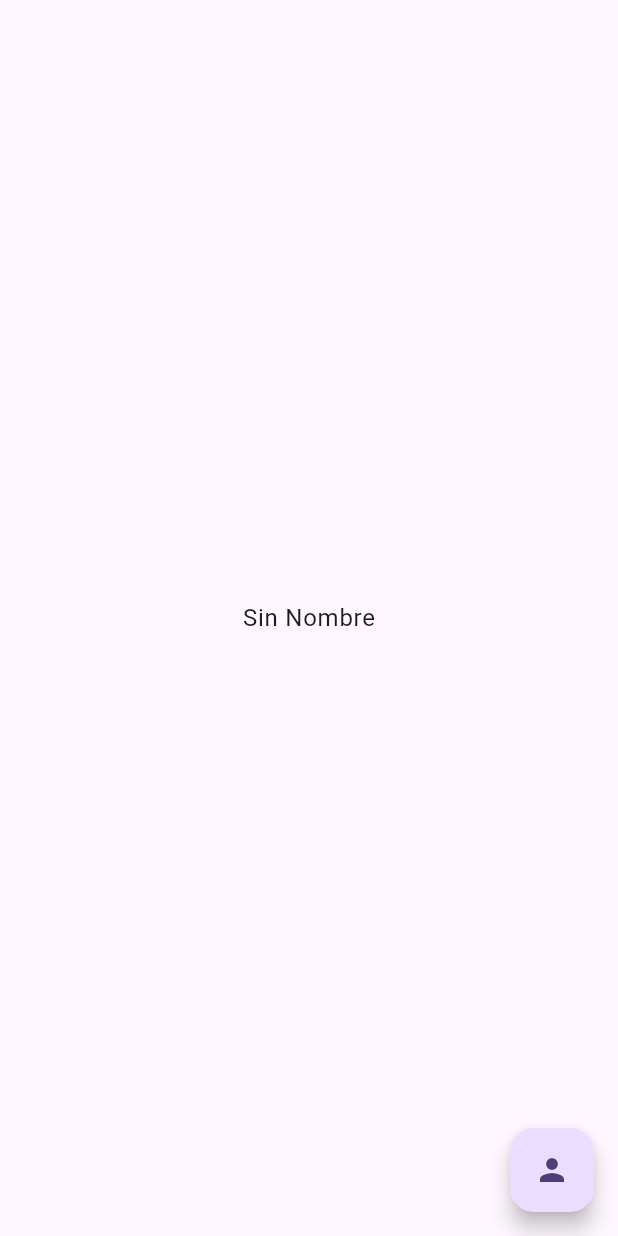
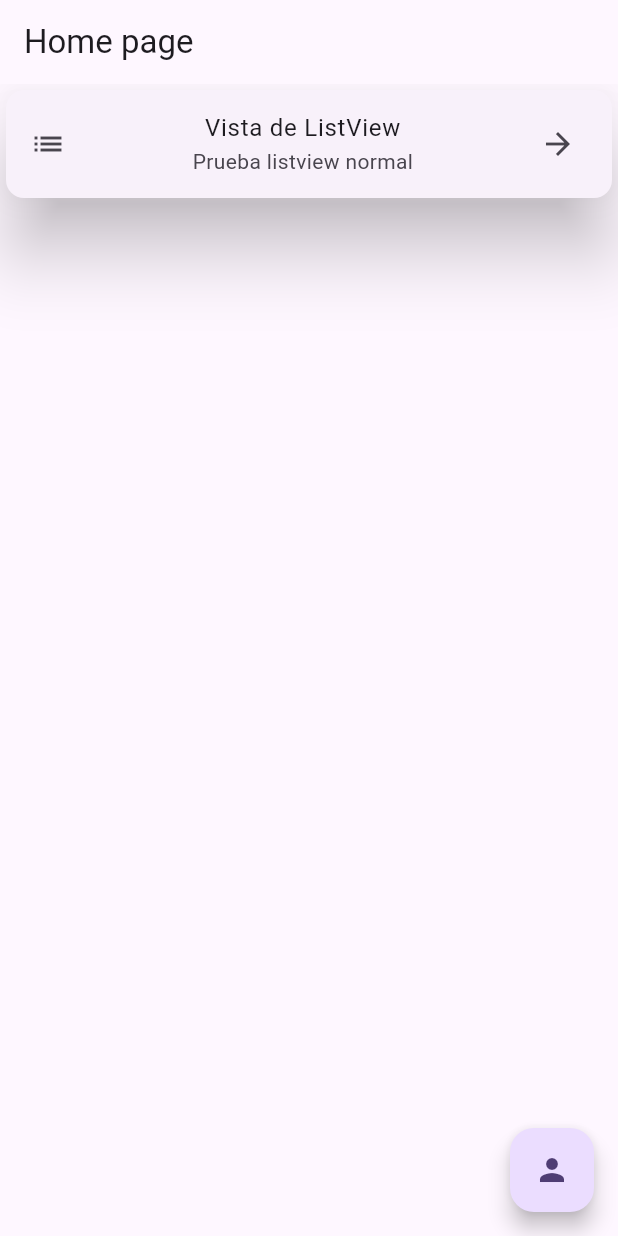
Before and after one commit to JohanRivera/flutterdocs, a Flutter app: the screen it shows after launch, on a phone screen of 412 x 824 dp. Run offline on Flutter 3.47's test engine with Material 2 defaults, Android fonts, the light colour scheme and no system bars; our stand-ins replace go_router.

Commit message:
feat: :memo: ListView and widget dimensions

```diff
--- a/lib/config/routes/router_app.dart
+++ b/lib/config/routes/router_app.dart
@@ -12,6 +12,10 @@ final routerApp = GoRouter(
     GoRoute(
       path: "/profile",
       builder: (context, state) => const UserProfilePage(),
+    ),
+    GoRoute(
+      path: "/listview",
+      builder: (context, state) => const ListViewPage(),
     )
   ],
   debugLogDiagnostics: true,
--- a/lib/presentation/views/home/home_page.dart
+++ b/lib/presentation/views/home/home_page.dart
@@ -10,6 +10,7 @@ class HomePage extends StatefulWidget {
 
 class _HomePageState extends State<HomePage> {
   late String name;
+  final ScrollController _controller = ScrollController();
 
   @override
   void initState() {
@@ -20,19 +21,33 @@ class _HomePageState extends State<HomePage> {
   @override
   Widget build(BuildContext context) {
     return Scaffold(
+      appBar: AppBar(
+        title: const Text("Home page"),
+      ),
       backgroundColor: Theme.of(context).colorScheme.background,
       body: SafeArea(
-        child: Center(
-          child: Column(
-            mainAxisAlignment: MainAxisAlignment.center,
-            crossAxisAlignment: CrossAxisAlignment.center,
-            children: [
-              Text(
-                name,
-                style: Theme.of(context).textTheme.bodyLarge,
+        child: ListView(
+          controller: _controller,
+          children: [
+            Card(
+              elevation: 20.0,
+              child: ListTile(
+                onTap: () => context.push("/listview"),
+                leading: const Icon(
+                  Icons.list,
+                ),
+                title: const Text(
+                  "Vista de ListView",
+                  textAlign: TextAlign.center,
+                ),
+                subtitle: const Text(
+                  "Prueba listview normal",
+                  textAlign: TextAlign.center,
+                ),
+                trailing: const Icon(Icons.arrow_forward),
               ),
-            ],
-          ),
+            )
+          ],
         ),
       ),
       floatingActionButton: FloatingActionButton(
--- a/lib/presentation/views/user/profile_page.dart
+++ b/lib/presentation/views/user/profile_page.dart
@@ -24,7 +24,7 @@ class _UserProfilePageState extends State<UserProfilePage> {
         builder: (context, followLink) => FloatingActionButton(
           onPressed: followLink,
           child: const Icon(
-            Icons.send_and_archive,
+            Icons.language,
           ),
         ),
         target: LinkTarget.blank,
--- a/lib/presentation/views/views.dart
+++ b/lib/presentation/views/views.dart
@@ -1,2 +1,3 @@
 export 'package:flutterdocs/presentation/views/home/home_page.dart';
 export 'package:flutterdocs/presentation/views/user/profile_page.dart';
+export 'package:flutterdocs/presentation/views/list/listview_page.dart';
```
Also changed, not shown: lib/presentation/views/list/listview_page.dart (added, +49 -0 lines).
